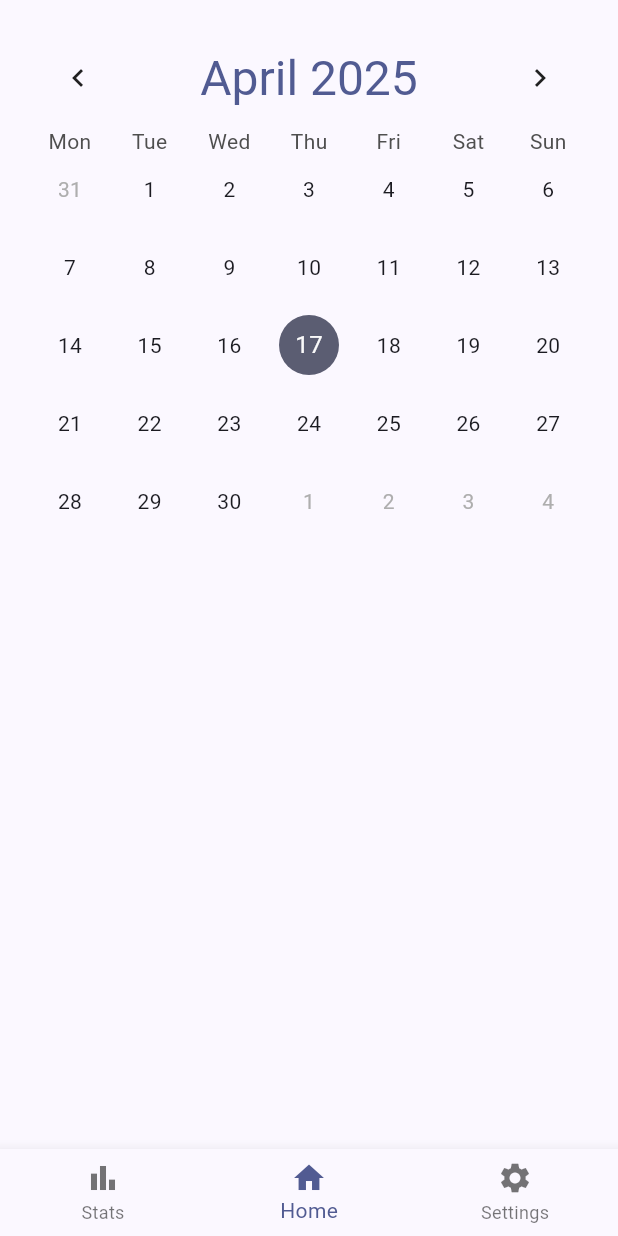
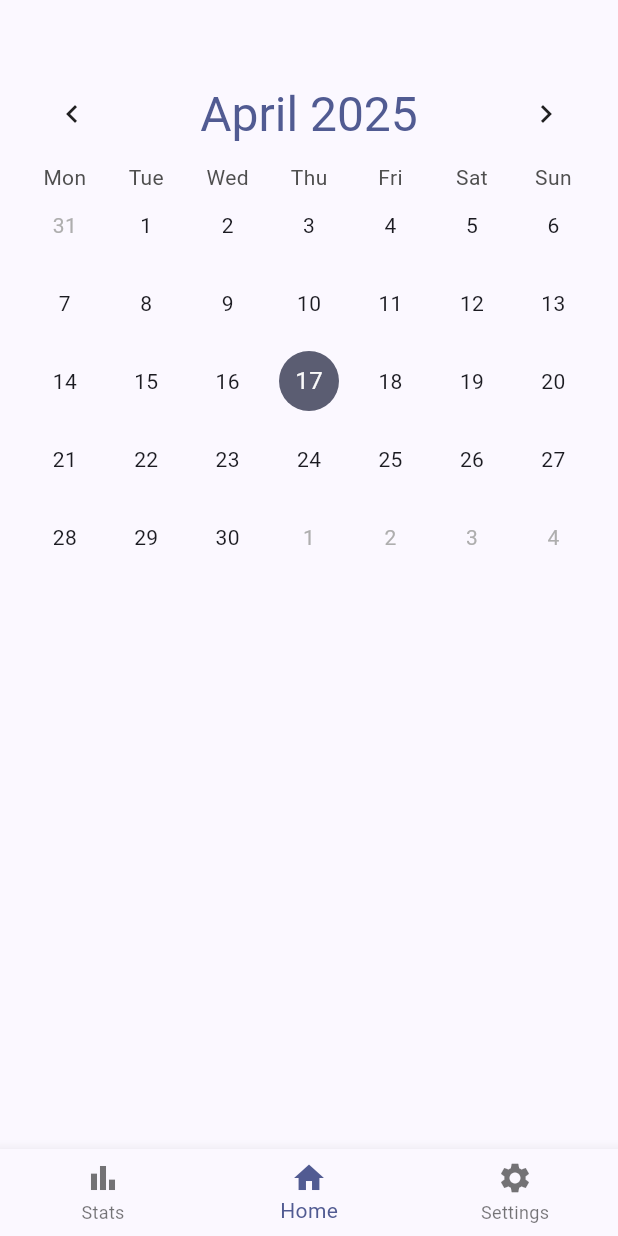
Before and after one commit to MaximeLeBesnerais/pay_track, a Flutter app: the screen it shows after launch, on a phone screen of 412 x 824 dp. Run offline on Flutter 3.47's test engine with Material 3 defaults, Android fonts, the phone set to English and light mode, and no system bars; drawn by our look-alikes of table_calendar; our stand-ins replace shared_preferences; missing offline and left inert: rrule.

Commit message:
Refactor HomeScreen layout and event handling in TableCalendar for improved readability and functionality

```diff
--- a/lib/screens/home.dart
+++ b/lib/screens/home.dart
@@ -1,4 +1,6 @@
 import 'package:flutter/material.dart';
+import 'package:pay_track/models/subscription.dart';
+import 'package:rrule/rrule.dart';
 import 'package:table_calendar/table_calendar.dart';
 
 class HomeScreen extends StatefulWidget {
@@ -12,17 +14,43 @@ class _HomeScreenState extends State<HomeScreen> {
   DateTime _focusDate = DateTime.now();
   DateTime _selectedDate = DateTime.now();
   CalendarFormat _calendarFormat = CalendarFormat.month;
+  final Map<DateTime, List<Subscription>> _events = {
+    DateTime.now(): [
+      Subscription(
+        amount: 10.0,
+        name: 'Event 1',
+        category: Category.food,
+        recurrenceRule: RecurrenceRule(frequency: Frequency.daily, interval: 1),
+        startDate: DateTime.now(),
+      ),
+      Subscription(
+        amount: 20.0,
+        name: 'Event 2',
+        category: Category.gaming,
+        recurrenceRule: RecurrenceRule(
+          frequency: Frequency.weekly,
+          interval: 1,
+        ),
+        startDate: DateTime.now(),
+      ),
+    ],
+  };
 
   @override
   Widget build(BuildContext context) {
     return Scaffold(
       body: Center(
-        child:
-        Padding(
-          padding: const EdgeInsets.all(20.0),
-          child:  Column(
+        child: Padding(
+          padding: const EdgeInsets.only(
+            left: 16.0,
+            right: 16.0,
+            top: 44.0,
+            bottom: 16.0),
+          child: Column(
             children: [
               TableCalendar(
+                eventLoader: (day) =>
+                    _events[day] ?? [],
                 headerStyle: HeaderStyle(
                   titleCentered: true,
                   formatButtonVisible: false,
@@ -57,14 +85,16 @@ class _HomeScreenState extends State<HomeScreen> {
                 calendarFormat: _calendarFormat,
                 onHeaderTapped: (focusedDay) {
                   setState(() {
-                  _calendarFormat = _calendarFormat == CalendarFormat.month
+                    _calendarFormat =
+                        _calendarFormat == CalendarFormat.month
                             ? CalendarFormat.week
                             : CalendarFormat.month;
                   });
                 },
               ),
             ],
-        )),
+          ),
+        ),
       ),
     );
   }
```
Lines whose indentation alone changed are shown as unchanged.
